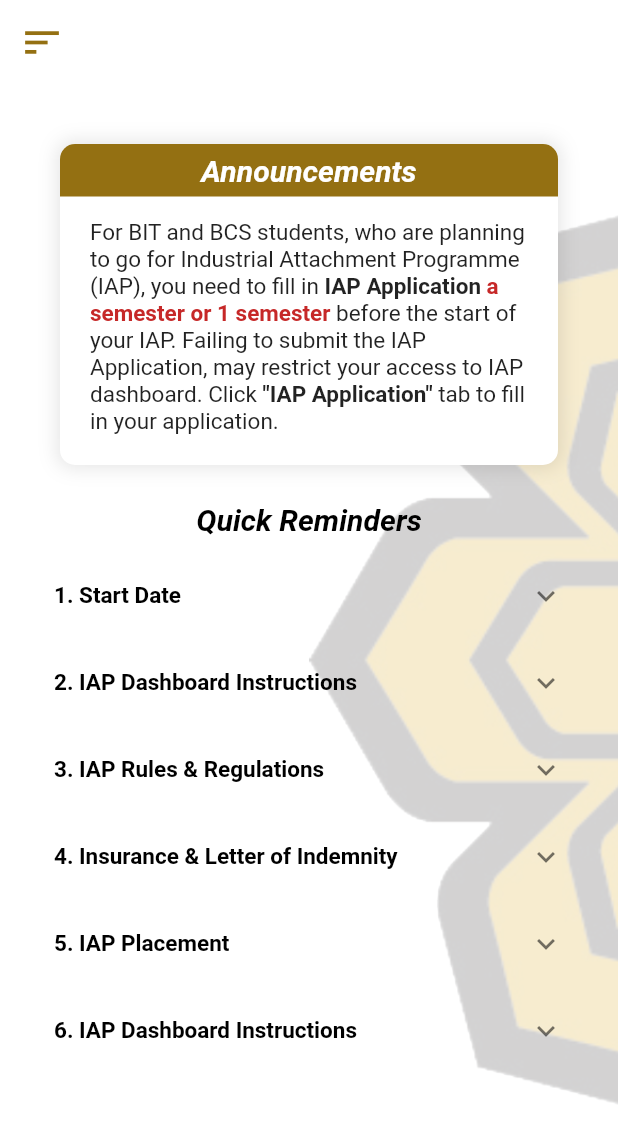
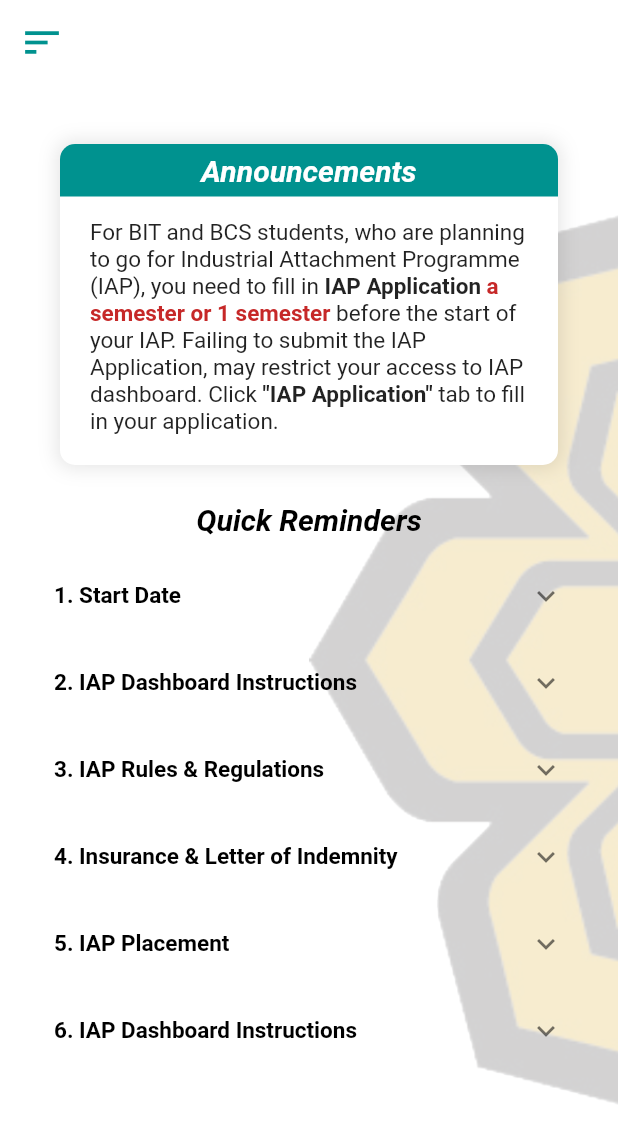
Before and after one commit to KhadijahArizal/Student, a Flutter app: the Announcement screen opened directly, on a phone screen of 412 x 824 dp. Shown: the top 1143 px of the screen. Run offline on Flutter 3.47's test engine with Material 2 defaults, Android fonts, the phone set to English and light mode, and no system bars; our stand-ins replace cloud_firestore, file_picker, firebase_auth, firebase_core, firebase_database, firebase_storage and 3 more; missing offline and left inert: advance_pdf_viewer; accounts and stored records are empty; Roboto replaces fonts that are missing (Futura).

Commit message:
announcement.dart

```diff
--- a/lib/layerOne/announcement.dart
+++ b/lib/layerOne/announcement.dart
@@ -21,12 +21,12 @@ class _AnnouncementState extends State<Announcement> {
             elevation: 0,
             systemOverlayStyle: SystemUiOverlayStyle.dark,
             iconTheme: const IconThemeData(
-                color: Color.fromRGBO(148, 112, 18, 1), size: 30),
+                color: Color.fromRGBO(0, 146, 143, 10), size: 30),
                 leading: Builder(
           builder: (BuildContext context) {
             return IconButton(
               icon: const Icon(Icons.sort,
-                  color: Color.fromRGBO(148, 112, 18, 1), size: 30),
+                  color: Color.fromRGBO(0, 146, 143, 10), size: 30),
               onPressed: () {
                 Scaffold.of(context).openDrawer();
               },
@@ -80,7 +80,7 @@ class _AnnouncementState extends State<Announcement> {
                                         alignment: Alignment.center,
                                         decoration: const BoxDecoration(
                                           color:
-                                              Color.fromRGBO(148, 112, 18, 1),
+                                              Color.fromRGBO(0, 146, 143, 10),
                                           borderRadius: BorderRadius.only(
                                               topRight: Radius.circular(10),
                                               topLeft: Radius.circular(10)),
```
